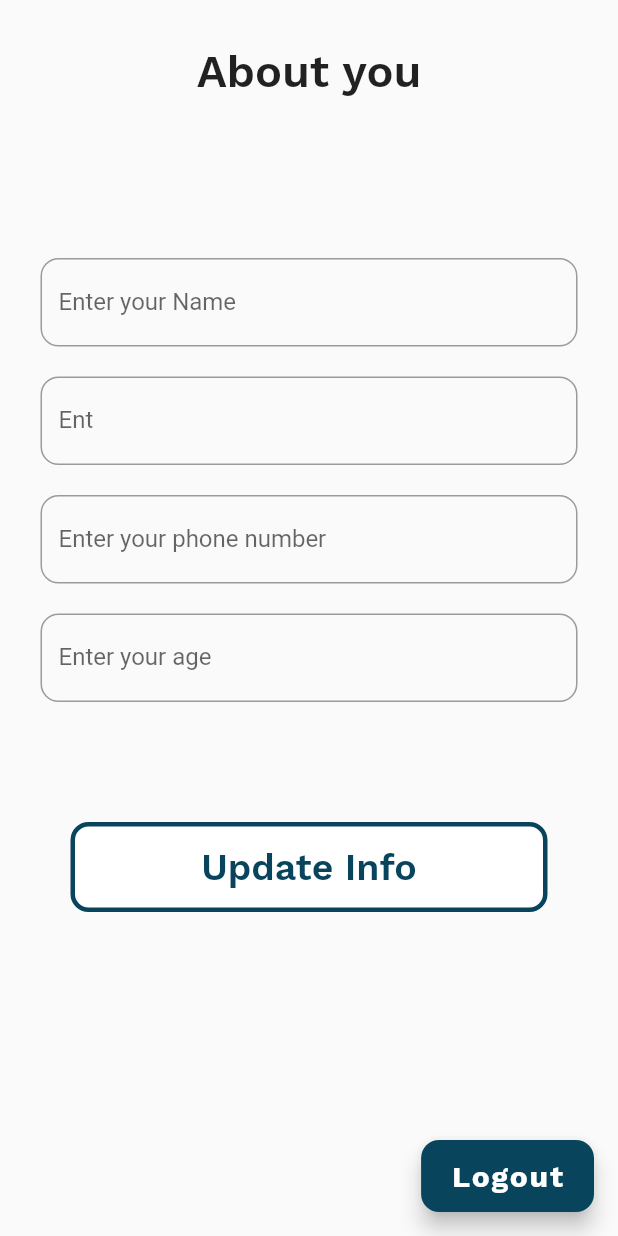
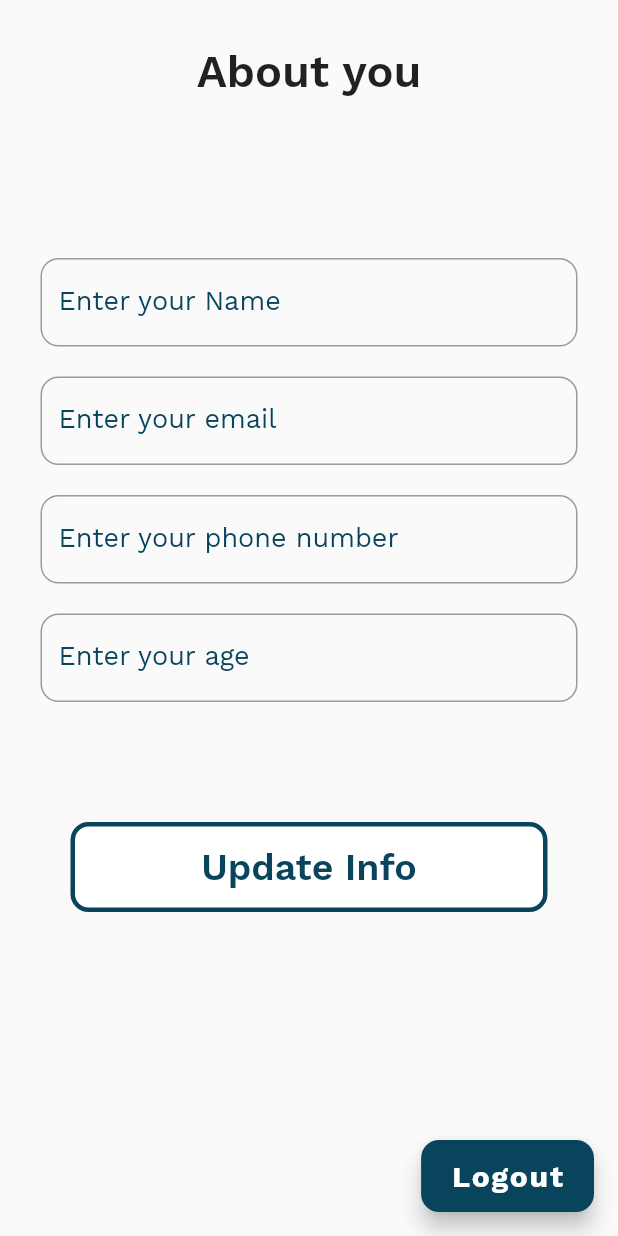
Before and after one commit to palcodes/auth-app, a Flutter app: the screen it shows once a user with an empty profile is signed in, after a tap on "Update Info", on a phone screen of 412 x 824 dp. Run offline on Flutter 3.47's test engine with Material 2 defaults, Android fonts, the phone set to English and light mode, and no system bars; our stand-ins replace cloud_firestore, firebase_auth, fluttertoast, google_fonts, sliding_up_panel; accounts and stored records are empty.

Commit message:
minor changes

```diff
--- a/lib/ui/home.dart
+++ b/lib/ui/home.dart
@@ -77,8 +77,10 @@ class _HomeScreenState extends State<HomeScreen> {
               stream: DatabaseService(uid: user.uid).userData,
               builder: (context, snapshot) {
                 if (snapshot.connectionState == ConnectionState.waiting) {
-                  return Center(
-                    child: Text('Getting data',
+                  return Container(
+                    margin: EdgeInsets.only(top: 250),
+                    alignment: Alignment.center,
+                    child: Text('Getting data..',
                         style: GoogleFonts.workSans(
                             fontSize: 20, fontWeight: FontWeight.w700)),
                   );
@@ -86,21 +88,26 @@ class _HomeScreenState extends State<HomeScreen> {
                   return Container(
                     margin: EdgeInsets.all(15),
                     padding: EdgeInsets.all(12),
+                    child: Form(
+                        key: _formKey,
                         child: Column(
+                            crossAxisAlignment: CrossAxisAlignment.center,
                             children: <Widget>[
-                        Form(
-                          key: _formKey,
-                          child: Container(
+                              Container(
                                 margin: EdgeInsets.only(top: 50),
                                 child: TextFormField(
                                   // initialValue: snapshot.data['name'] ?? 'Enter name',
                                   controller: nameController,
                                   decoration: InputDecoration(
-                                  labelText:
-                                      snapshot.data.name ?? 'Enter your Name',
+                                      labelStyle: GoogleFonts.workSans(
+                                        fontSize: 18,
+                                        color: Color.fromRGBO(9, 68, 93, 1),
+                                      ),
+                                      labelText: snapshot.data.name ??
+                                          'Enter your Name',
                                       border: OutlineInputBorder(
-                                      borderRadius: BorderRadius.circular(12))),
-                            ),
+                                          borderRadius:
+                                              BorderRadius.circular(12))),
                                 ),
                               ),
                               Container(
@@ -109,11 +116,15 @@ class _HomeScreenState extends State<HomeScreen> {
                                   // initialValue: snapshot.data['email'] ?? 'Enter email',
                                   controller: emailController,
                                   decoration: InputDecoration(
-                                labelText: snapshot.data.email == null
-                                    ? 'Ent'
-                                    : 'Enter your email',
+                                      labelStyle: GoogleFonts.workSans(
+                                        fontSize: 18,
+                                        color: Color.fromRGBO(9, 68, 93, 1),
+                                      ),
+                                      labelText: snapshot.data.email ??
+                                          'Enter your email',
                                       border: OutlineInputBorder(
-                                    borderRadius: BorderRadius.circular(12))),
+                                          borderRadius:
+                                              BorderRadius.circular(12))),
                                 ),
                               ),
                               Container(
@@ -122,10 +133,15 @@ class _HomeScreenState extends State<HomeScreen> {
                                   // initialValue: snapshot.data['number'] ?? 'Enter email',
                                   controller: numberController,
                                   decoration: InputDecoration(
+                                      labelStyle: GoogleFonts.workSans(
+                                        fontSize: 18,
+                                        color: Color.fromRGBO(9, 68, 93, 1),
+                                      ),
                                       labelText: snapshot.data.number ??
                                           'Enter your phone number',
                                       border: OutlineInputBorder(
-                                    borderRadius: BorderRadius.circular(12))),
+                                          borderRadius:
+                                              BorderRadius.circular(12))),
                                 ),
                               ),
                               Container(
@@ -134,10 +150,15 @@ class _HomeScreenState extends State<HomeScreen> {
                                   // initialValue: snapshot.data['age'] ?? 'Enter email',
                                   controller: ageController,
                                   decoration: InputDecoration(
+                                      labelStyle: GoogleFonts.workSans(
+                                        fontSize: 18,
+                                        color: Color.fromRGBO(9, 68, 93, 1),
+                                      ),
                                       labelText:
                                           snapshot.data.age ?? 'Enter your age',
                                       border: OutlineInputBorder(
-                                    borderRadius: BorderRadius.circular(12))),
+                                          borderRadius:
+                                              BorderRadius.circular(12))),
                                 ),
                               ),
                               Container(
@@ -163,8 +184,7 @@ class _HomeScreenState extends State<HomeScreen> {
                                           width: 3)),
                                 ),
                               )
-                      ],
-                    ),
+                            ])),
                   );
                 }
               })
--- a/lib/ui/signup.dart
+++ b/lib/ui/signup.dart
@@ -13,7 +13,6 @@ class SignUpScreen extends StatefulWidget {
 
 class _SignUpScreenState extends State<SignUpScreen> {
   final FirebaseAuth auth = FirebaseAuth.instance;
-  AuthService _authService = new AuthService();
 
   final _formKey = GlobalKey<FormState>();
   TextEditingController nameController = TextEditingController();
```
Lines whose indentation alone changed are shown as unchanged.
